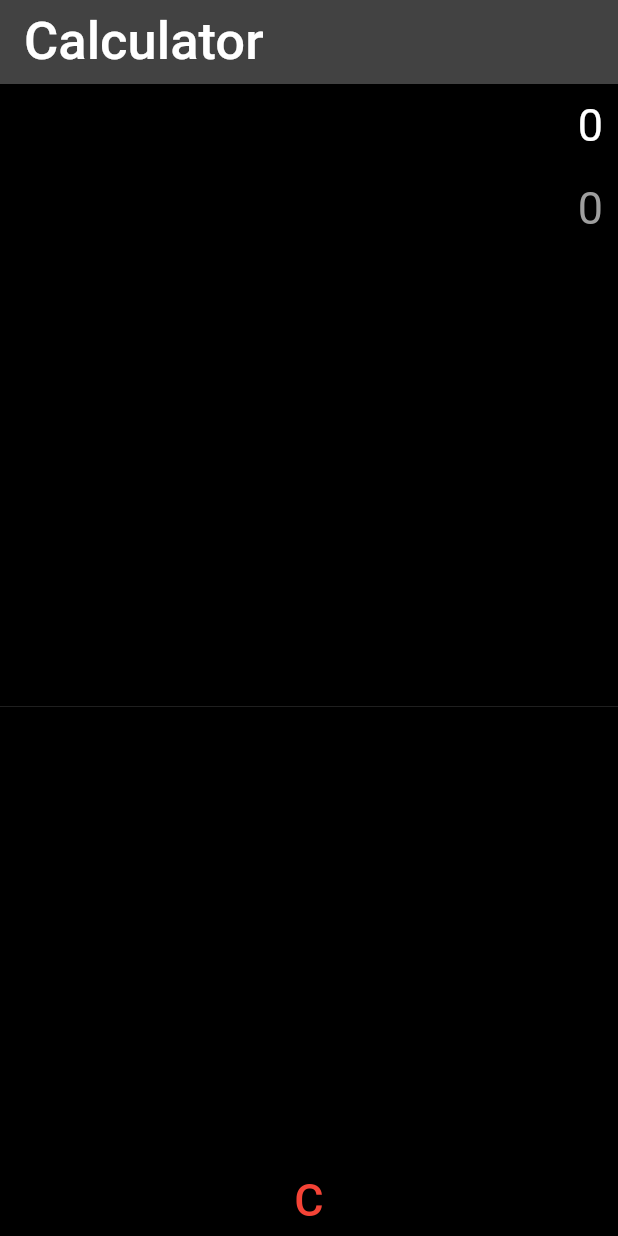
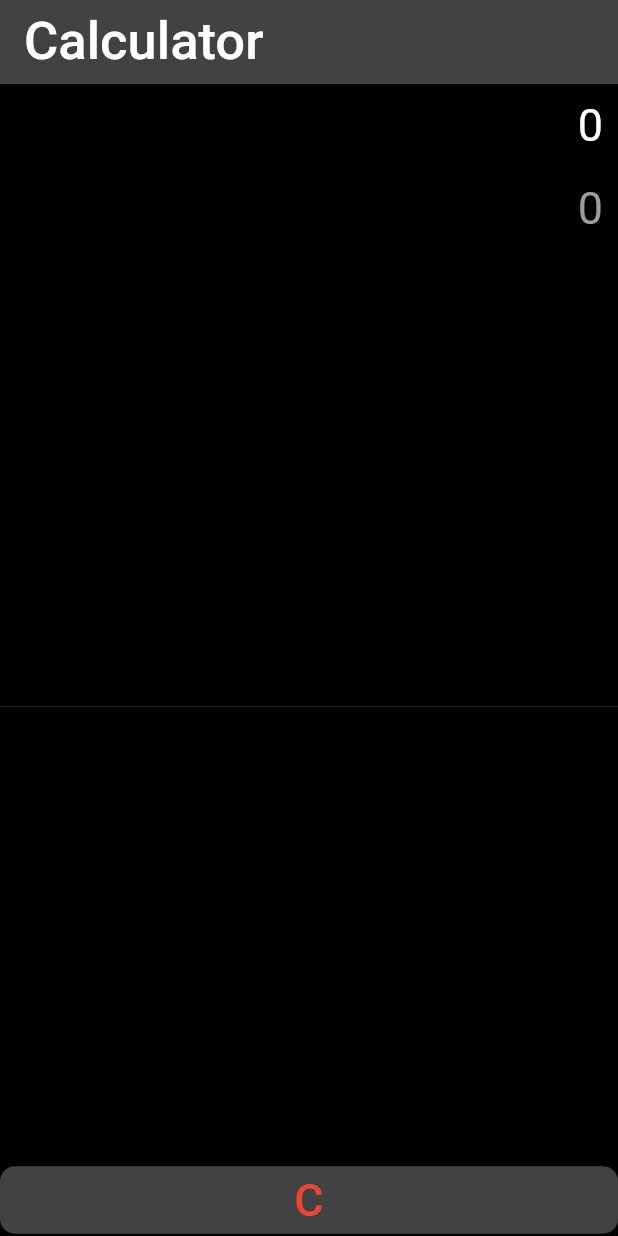
Before and after one commit to adrian-szwejk/Calculator-App, a Flutter app: the screen it shows after launch, on a phone screen of 412 x 824 dp. Run offline on Flutter 3.47's test engine with Material 2 defaults, Android fonts, the phone set to English and light mode, and no system bars.

Commit message:
created function to easily make different buttons

```diff
--- a/lib/main.dart
+++ b/lib/main.dart
@@ -81,27 +81,11 @@ class _CalcViewState extends State<CalcView> {
               TableRow(
                 //Table requires a list of Tablerows(which are like the rows of cells of the table)
                 children: <Widget>[
-                  TextButton(
-                    //Creating a button for the clear button
-                    onPressed: () {},
-                    style: ButtonStyle(
-                      padding: //Padding for "C" button but requires MSP b/c in table and not container
-                          MaterialStateProperty.all(const EdgeInsets.all(5.0)),
-                      shape: MaterialStateProperty.all(
-                        //Shape of the cells of the table
-                        RoundedRectangleBorder(
-                          borderRadius: BorderRadius.circular(10.0),
-                        ),
-                      ),
-                    ),
-                    child: const Text(
-                      "C",
-                      style: TextStyle(
-                        color: Colors.red,
-                        fontSize: 30.0,
-                      ),
-                    ),
-                  ),
+                  buildButton(
+                      name: "C",
+                      color: Colors.grey[800],
+                      fontColor: Colors.red,
+                      fontSize: 30.0),
                 ],
               ),
             ],
@@ -110,4 +94,36 @@ class _CalcViewState extends State<CalcView> {
       ),
     );
   }
+
+  TextButton buildButton(
+      //This function was extracted to prevent repetitive code when creating table of buttons
+      {String name = "",
+      Color fontColor = Colors.green,
+      double fontSize = 30.0,
+      Color? color}) {
+    //The brackets allow each parameter to not be required and so that you can pass whichever one you want (There needs to be default values since they're not required as a parameter)
+    return TextButton(
+      //Creating a button for the clear button
+      onPressed: () {},
+      style: ButtonStyle(
+        backgroundColor: MaterialStateProperty.all(color),
+        padding: //Padding for "C" button but requires MSP b/c it's buttonStyle
+            MaterialStateProperty.all(const EdgeInsets.all(5.0)),
+        shape: MaterialStateProperty.all(
+          //Shape of the cells of the table
+          RoundedRectangleBorder(
+            borderRadius: BorderRadius.circular(
+                10.0), //Makes the end of the border curved
+          ),
+        ),
+      ),
+      child: Text(
+        name,
+        style: TextStyle(
+          color: fontColor,
+          fontSize: fontSize,
+        ),
+      ),
+    );
+  }
 }
```
